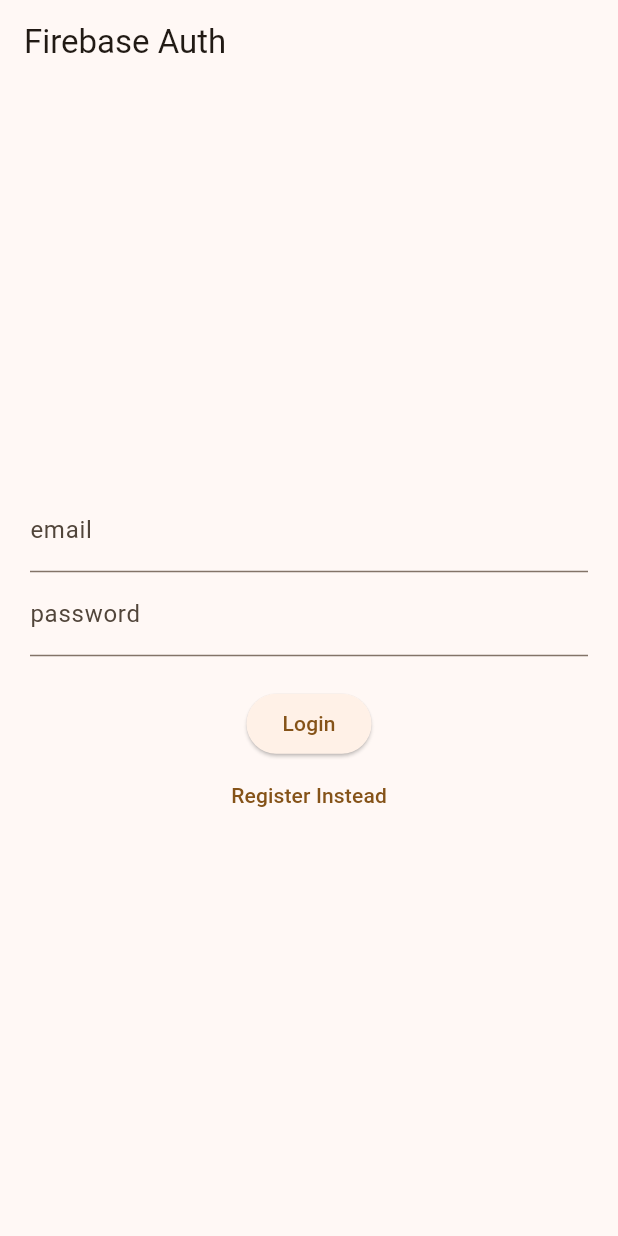
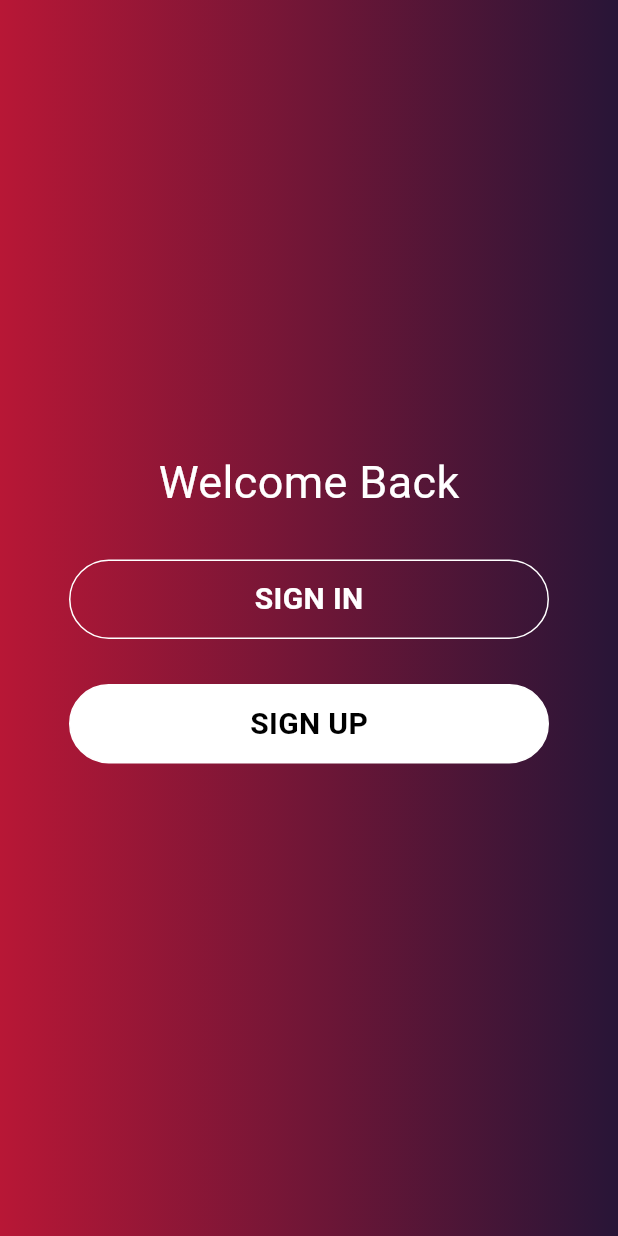
Before and after one commit to KentTDang/FlutterTodoApp, a Flutter app: the screen it shows after launch, on a phone screen of 412 x 824 dp. Run offline on Flutter 3.47's test engine with Material 3 defaults, Android fonts, the phone set to English and light mode, and no system bars; our stand-ins replace cloud_firestore, firebase_auth, firebase_core; accounts and stored records are empty.

Commit message:
🏗️ Designed New Pages

```diff
--- a/lib/main.dart
+++ b/lib/main.dart
@@ -1,7 +1,8 @@
 import 'package:firebase_core/firebase_core.dart';
-import 'package:todo_app/widget_tree.dart';
+// import 'package:todo_app/widget_tree.dart';
 import 'firebase_options.dart';
 import 'package:flutter/material.dart';
+import 'package:todo_app/pages/welcome_page.dart';
 
 void main() async {
   WidgetsFlutterBinding.ensureInitialized();
@@ -38,7 +39,7 @@ class MyApp extends StatelessWidget {
         colorScheme: ColorScheme.fromSeed(seedColor: Colors.orange),
         useMaterial3: true,
       ),
-      home: const WidgetTree(),
+      home: const WelcomeScreen(),
     );
   }
 }
--- a/lib/pages/home_page.dart
+++ b/lib/pages/home_page.dart
@@ -19,10 +19,6 @@ class _HomePageState extends State<HomePage> {
 
   Future<void> signOut() async {
     await Auth().signOut();
-  }
-
-  Widget _title() {
-    return const Text('ToDo App');
   }
 
   @override
--- /dev/null
+++ b/lib/pages/welcome_page.dart
@@ -0,0 +1,84 @@
+import 'package:flutter/material.dart';
+import 'register_page.dart';
+
+import 'login_page.dart';
+
+class WelcomeScreen extends StatelessWidget {
+  const WelcomeScreen({super.key});
+
+  @override
+  Widget build(BuildContext context) {
+    return Scaffold(
+     body: Container(
+       height: double.infinity,
+       width: double.infinity,
+       decoration: const BoxDecoration(
+         gradient: LinearGradient(
+           colors: [
+             Color(0xffB81736),
+             Color(0xff281537),
+           ]
+         )
+       ),
+       child: Column(
+         children: [
+           const Padding(
+             padding: EdgeInsets.only(top: 200.0),
+           ),
+           const SizedBox(
+             height: 100,
+           ),
+           const Text('Welcome Back',style: TextStyle(
+             fontSize: 30,
+             color: Colors.white
+           ),),
+          const SizedBox(height: 30,),
+          GestureDetector(
+            onTap: (){
+              Navigator.push(context,
+                  MaterialPageRoute(builder: (context) => const LoginPage()));
+            },
+            child: Container(
+              height: 53,
+              width: 320,
+              decoration: BoxDecoration(
+                borderRadius: BorderRadius.circular(30),
+                border: Border.all(color: Colors.white),
+              ),
+              child: const Center(child: Text('SIGN IN',style: TextStyle(
+                  fontSize: 20,
+                  fontWeight: FontWeight.bold,
+                  color: Colors.white
+              ),),),
+            ),
+          ),
+           const SizedBox(height: 30,),
+           GestureDetector(
+             onTap: (){
+               Navigator.push(context,
+                   MaterialPageRoute(builder: (context) => const RegisterPage()));
+             },
+             child: Container(
+               height: 53,
+               width: 320,
+               decoration: BoxDecoration(
+                 color: Colors.white,
+                 borderRadius: BorderRadius.circular(30),
+                 border: Border.all(color: Colors.white),
+               ),
+               child: const Center(child: Text('SIGN UP',style: TextStyle(
+                   fontSize: 20,
+                   fontWeight: FontWeight.bold,
+                   color: Colors.black
+               ),),),
+             ),
+           ),
+           const Spacer(),
+          const SizedBox(height: 12,),
+          ]
+       ),
+     ),
+
+    );
+  }
+}
```
Also changed, not shown: lib/pages/login_page.dart (added, +120 -0 lines), lib/pages/register_page.dart (added, +142 -0 lines), lib/widgets/todo_item.dart (deleted, +0 -55 lines).
